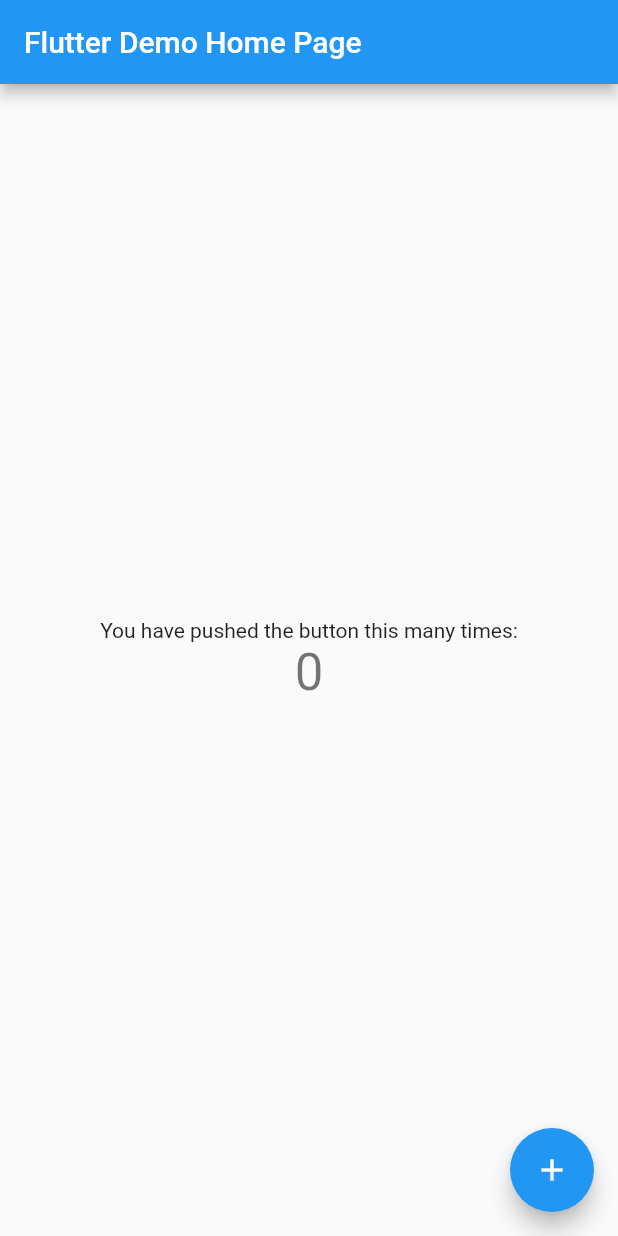
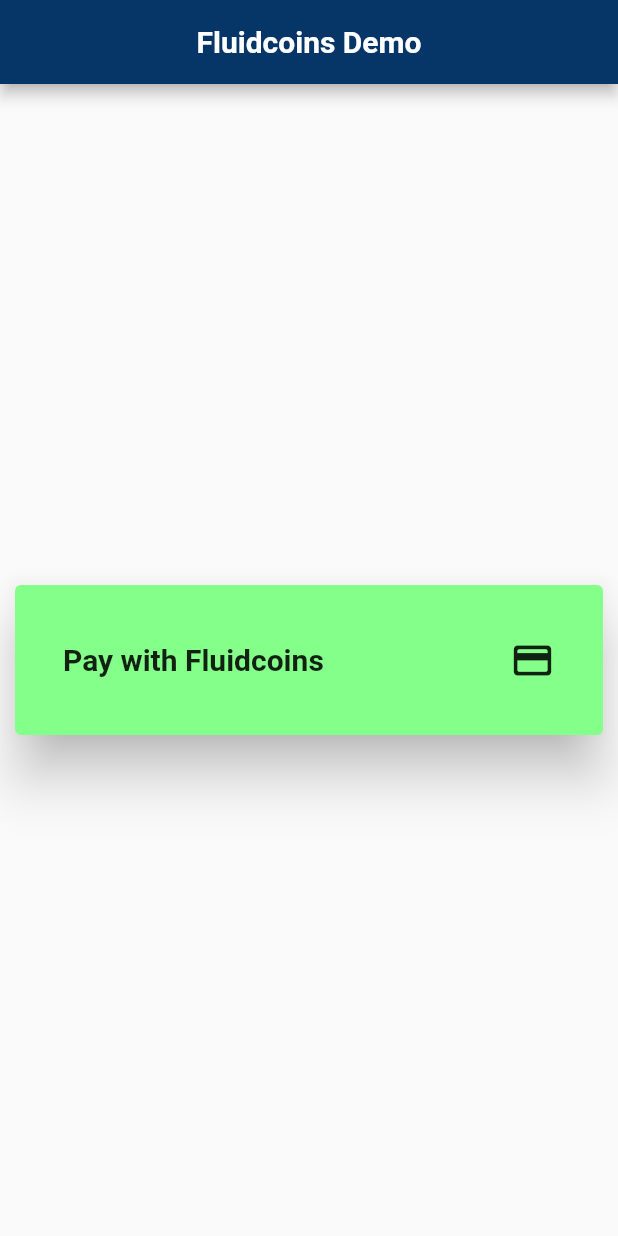
Before and after one commit to bisi-dev/flutter_fluidcoins, a Flutter app: the screen it shows after launch, on a phone screen of 412 x 824 dp. Run offline on Flutter 3.47's test engine with Material 2 defaults, Android fonts, the phone set to English and light mode, and no system bars.

Commit message:
Step 3: Create your payment page and card

```diff
--- a/lib/main.dart
+++ b/lib/main.dart
@@ -1,4 +1,5 @@
 import 'package:flutter/material.dart';
+import 'package:flutter_fluidcoins/screens/checkout.dart';
 
 void main() {
   runApp(const MyApp());
@@ -10,57 +11,10 @@
   @override
   Widget build(BuildContext context) {
     return MaterialApp(
-      title: 'Flutter Demo',
-      theme: ThemeData(
-        primarySwatch: Colors.blue,
-      ),
-      home: const MyHomePage(title: 'Flutter Demo Home Page'),
+      title: 'Fluidcoins',
+      theme: ThemeData.light(),
+      home: const CheckOutPage(),
+      debugShowCheckedModeBanner: false,
     );
   }
 }
-
-class MyHomePage extends StatefulWidget {
-  const MyHomePage({Key? key, required this.title}) : super(key: key);
-  final String title;
-
-  @override
-  State<MyHomePage> createState() => _MyHomePageState();
-}
-
-class _MyHomePageState extends State<MyHomePage> {
-  int _counter = 0;
-
-  void _incrementCounter() {
-    setState(() {
-      _counter++;
-    });
-  }
-
-  @override
-  Widget build(BuildContext context) {
-    return Scaffold(
-      appBar: AppBar(
-        title: Text(widget.title),
-      ),
-      body: Center(
-        child: Column(
-          mainAxisAlignment: MainAxisAlignment.center,
-          children: <Widget>[
-            const Text(
-              'You have pushed the button this many times:',
-            ),
-            Text(
-              '$_counter',
-              style: Theme.of(context).textTheme.headline4,
-            ),
-          ],
-        ),
-      ),
-      floatingActionButton: FloatingActionButton(
-        onPressed: _incrementCounter,
-        tooltip: 'Increment',
-        child: const Icon(Icons.add),
-      ),
-    );
-  }
-}
--- /dev/null
+++ b/lib/screens/checkout.dart
@@ -0,0 +1,60 @@
+import 'package:flutter/material.dart';
+
+class CheckOutPage extends StatefulWidget {
+  const CheckOutPage({Key? key}) : super(key: key);
+
+  @override
+  State<CheckOutPage> createState() => _CheckOutPageState();
+}
+
+class _CheckOutPageState extends State<CheckOutPage> {
+  @override
+  Widget build(BuildContext context) {
+    return Scaffold(
+      appBar: AppBar(
+        backgroundColor: const Color(0xFF053667),
+        title: const Text(
+          'Fluidcoins Demo',
+          style: TextStyle(fontWeight: FontWeight.bold),
+        ),
+        centerTitle: true,
+      ),
+      body: Column(
+        mainAxisAlignment: MainAxisAlignment.center,
+        children: [
+          checkOutCard(),
+        ],
+      ),
+    );
+  }
+
+  Widget checkOutCard() {
+    return InkWell(
+      onTap: () {},
+      child: Card(
+        margin: const EdgeInsets.symmetric(horizontal: 10),
+        color: const Color(0xFF84FF89),
+        elevation: 15,
+        child: SizedBox(
+          height: 100,
+          child: Padding(
+            padding: const EdgeInsets.all(32.0),
+            child: Row(
+              mainAxisAlignment: MainAxisAlignment.spaceBetween,
+              children: const <Widget>[
+                Text(
+                  "Pay with Fluidcoins",
+                  style: TextStyle(fontSize: 20, fontWeight: FontWeight.bold),
+                ),
+                Icon(
+                  Icons.payment_rounded,
+                  size: 30,
+                )
+              ],
+            ),
+          ),
+        ),
+      ),
+    );
+  }
+}
```
Also changed, not shown: 1 other file.
